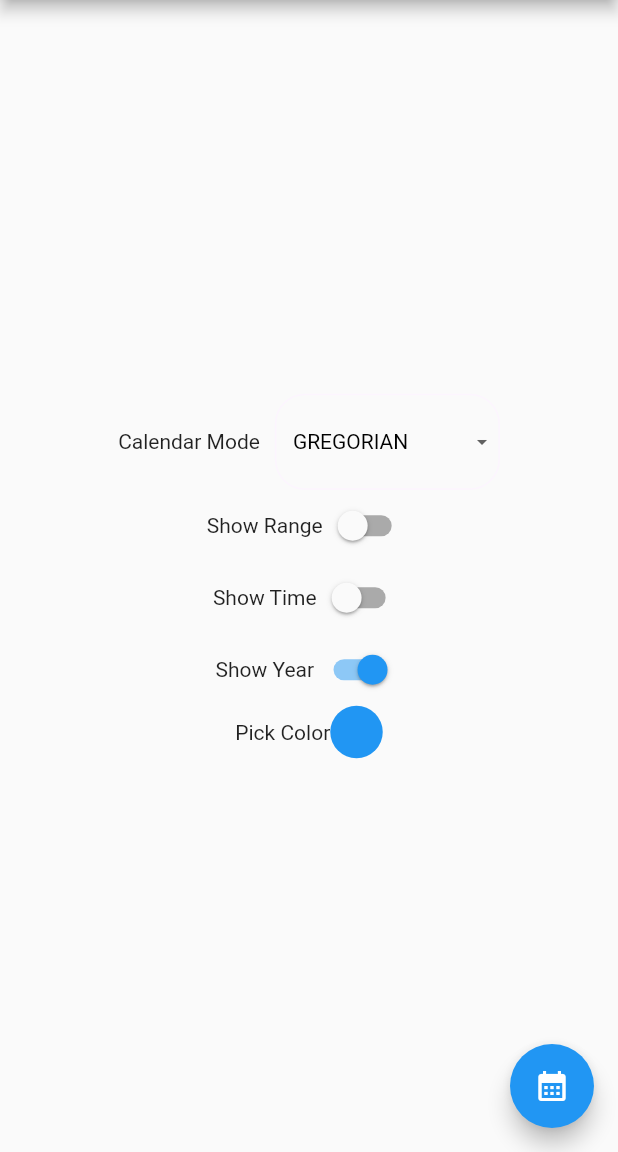
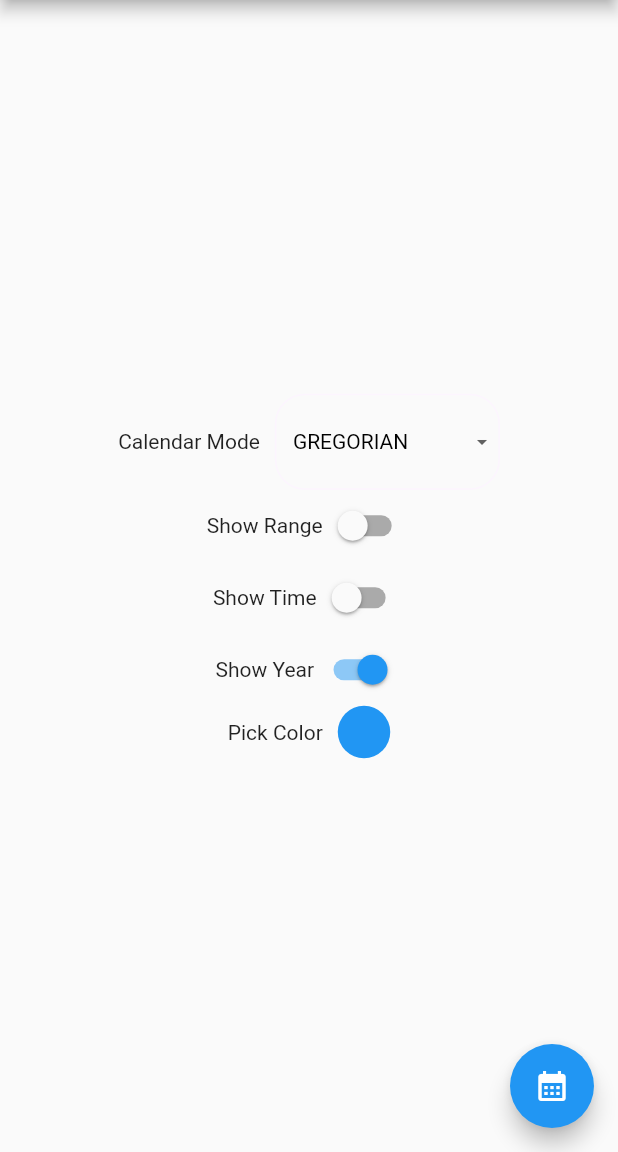
Before and after one commit to FtADev/Date-Picker, a Flutter app: the screen it shows after launch, on a phone screen of 412 x 824 dp, the part 84-1236 px from its top. Run offline on Flutter 3.47's test engine with Material 2 defaults, Android fonts, the phone set to English and light mode, and no system bars; our stand-ins replace flutter_colorpicker, flutter_riverpod, shamsi_date.

Commit message:
Fixed color

```diff
--- a/lib/home.dart
+++ b/lib/home.dart
@@ -46,6 +46,7 @@ class MyHomePage extends ConsumerWidget {
     return Scaffold(
       appBar: AppBar(
         title: Text(S.of(context).title),
+        backgroundColor: provider.color,
       ),
       body: Center(
         child: Column(
@@ -80,6 +81,7 @@ class MyHomePage extends ConsumerWidget {
                 Text(S.of(context).showRange),
                 Switch(
                   value: provider.showRange,
+                  activeColor: provider.color,
                   onChanged: (bool value) {
                     provider.showRange = value;
                   },
@@ -92,6 +94,7 @@ class MyHomePage extends ConsumerWidget {
                 Text(S.of(context).showTime),
                 Switch(
                   value: provider.showTime,
+                  activeColor: provider.color,
                   onChanged: (bool value) {
                     provider.showTime = value;
                   },
@@ -104,6 +107,7 @@ class MyHomePage extends ConsumerWidget {
                 Text(S.of(context).showYear),
                 Switch(
                   value: provider.showYear,
+                  activeColor: provider.color,
                   onChanged: (bool value) {
                     provider.showYear = value;
                   },
@@ -114,6 +118,7 @@ class MyHomePage extends ConsumerWidget {
               mainAxisSize: MainAxisSize.min,
               children: [
                 Text(S.of(context).pickColor),
+                const SizedBox(width: 10,),
                 MouseRegion(
                   cursor: SystemMouseCursors.click,
                   child: GestureDetector(
@@ -142,6 +147,7 @@ class MyHomePage extends ConsumerWidget {
         ),
       ),
       floatingActionButton: FloatingActionButton(
+        backgroundColor: provider.color,
         onPressed: () => _showRangePicker(context, provider),
         tooltip: S.of(context).datePicker,
         child: const Icon(Icons.calendar_month),
--- a/lib/main.dart
+++ b/lib/main.dart
@@ -17,11 +17,12 @@ class MyApp extends ConsumerWidget {
   @override
   Widget build(BuildContext context, ref) {
     MainProvider provider = ref.watch(AllProvider.mainProvider);
+    MaterialColor customColor = getMaterialColor(provider.color);
 
     return MaterialApp(
       title: 'Custom Date Picker',
       theme: ThemeData(
-        primarySwatch: Colors.blue,
+        primarySwatch: customColor,
       ),
       locale: provider.locale,
       localizationsDelegates: const [
@@ -34,4 +35,26 @@ class MyApp extends ConsumerWidget {
       home: const MyHomePage(),
     );
   }
+
+  MaterialColor getMaterialColor(Color color) {
+    final int red = color.red;
+    final int green = color.green;
+    final int blue = color.blue;
+    final int alpha = color.alpha;
+
+    final Map<int, Color> shades = {
+      50: Color.fromARGB(alpha, red, green, blue),
+      100: Color.fromARGB(alpha, red, green, blue),
+      200: Color.fromARGB(alpha, red, green, blue),
+      300: Color.fromARGB(alpha, red, green, blue),
+      400: Color.fromARGB(alpha, red, green, blue),
+      500: Color.fromARGB(alpha, red, green, blue),
+      600: Color.fromARGB(alpha, red, green, blue),
+      700: Color.fromARGB(alpha, red, green, blue),
+      800: Color.fromARGB(alpha, red, green, blue),
+      900: Color.fromARGB(alpha, red, green, blue),
+    };
+
+    return MaterialColor(color.value, shades);
+  }
 }
```
Also changed, not shown: lib/dialog/color_picker_dialog.dart (+11 -7 lines), lib/dialog/date_picker_dialog.dart (+23 -16 lines), lib/functions.dart (+9 -9 lines).
